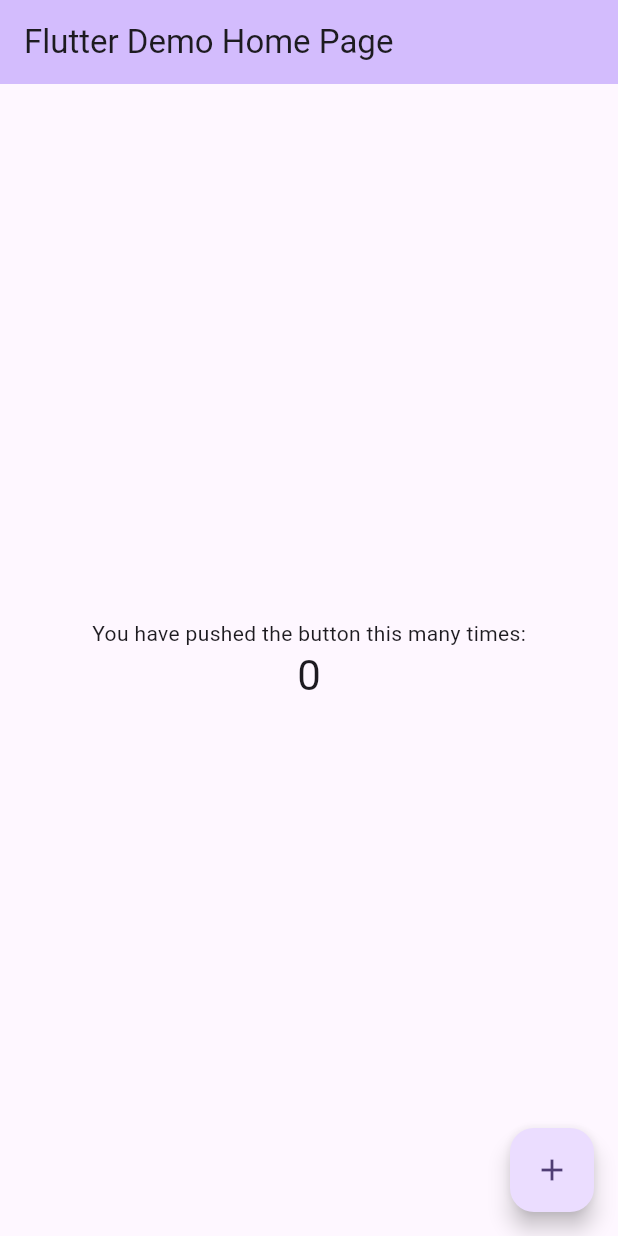
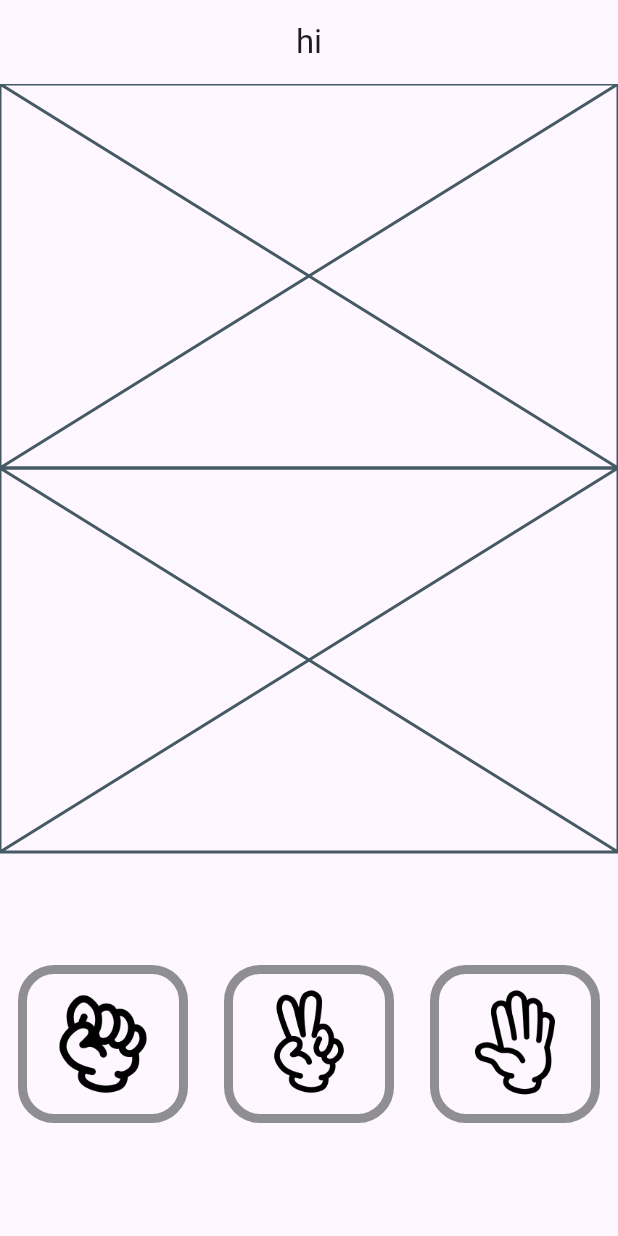
Before and after one commit to CodingVirus/Flutter_Study, a Flutter app: the screen it shows after launch, on a phone screen of 412 x 824 dp. Run offline on Flutter 3.47's test engine with Material 3 defaults, Android fonts, the phone set to English and light mode, and no system bars.

Commit message:
중간 커밋

```diff
--- /dev/null
+++ b/rsp_app/lib/game/enum.dart
@@ -0,0 +1,10 @@
+
+const assetPath = 'assets/images';
+
+enum InputType {
+  rock,
+  scissors,
+  paper;
+
+  String get path => '$assetPath/$name.png';
+}
--- /dev/null
+++ b/rsp_app/lib/game/game_body.dart
@@ -0,0 +1,49 @@
+import 'dart:math';
+import 'package:flutter/cupertino.dart';
+import 'package:rsp_app/game/widget/user_input.dart';
+import 'enum.dart';
+import 'widget/cpu_input.dart';
+import 'widget/game_result.dart';
+
+class GameBody extends StatefulWidget {
+  const GameBody({super.key});
+
+  @override
+  State<GameBody> createState() => _GameBodyState();
+}
+
+class _GameBodyState extends State<GameBody> {
+  late bool isDone;
+  late InputType? _userInput;
+  late InputType _cpuInput;
+
+  @override
+  void initState() {
+    super.initState();
+        isDone = false;
+        setCpuInput();
+  }
+
+  @override
+  Widget build(BuildContext context) {
+    return Column(
+      children: [
+        Expanded(child: CpuInput(isDone: isDone, cpuInput: _cpuInput)),
+        Expanded(child: GameResult(isDone: isDone)),
+        Expanded(child: UserInput(isDone: isDone, callback: setUserInput)),
+      ],
+    );
+  }
+
+  void setUserInput(InputType userInput) {
+    setState(() {
+      isDone = true;
+      _userInput = userInput;
+    });
+  }
+
+  void setCpuInput() {
+    final random = Random();
+    _cpuInput = InputType.values[random.nextInt(3)];
+  }
+}
--- /dev/null
+++ b/rsp_app/lib/game/widget/cpu_input.dart
@@ -0,0 +1,19 @@
+import 'package:flutter/cupertino.dart';
+import 'package:rsp_app/game/enum.dart';
+
+class CpuInput extends StatelessWidget {
+
+  final bool isDone;
+  final InputType cpuInput;
+
+  const CpuInput({
+    required this.isDone,
+    required this.cpuInput,
+    super.key
+  });
+
+  @override
+  Widget build(BuildContext context) {
+    return const Placeholder();
+  }
+}
--- /dev/null
+++ b/rsp_app/lib/game/widget/game_result.dart
@@ -0,0 +1,12 @@
+import 'package:flutter/cupertino.dart';
+
+class GameResult extends StatelessWidget {
+  final bool isDone;
+
+  const GameResult({required this.isDone, super.key});
+
+  @override
+  Widget build(BuildContext context) {
+    return const Placeholder();
+  }
+}
--- /dev/null
+++ b/rsp_app/lib/game/widget/input_card.dart
@@ -0,0 +1,45 @@
+import 'package:flutter/cupertino.dart';
+import 'package:flutter/material.dart';
+import 'package:rsp_app/game/enum.dart';
+
+class InputCard extends StatelessWidget {
+  final VoidCallback? callback;
+  final Widget child;
+
+  const InputCard({
+    required this.callback,
+    required this.child,
+    super.key,
+  });
+
+  @override
+  Widget build(BuildContext context) {
+    return Expanded(
+      child: InkWell(
+          onTap: () => callback?.call(),
+          child: InputContents(child: child)),
+    );
+  }
+}
+
+class InputContents extends StatelessWidget {
+  const InputContents({
+    super.key,
+    required this.child,
+  });
+
+  final Widget child;
+
+  @override
+  Widget build(BuildContext context) {
+    return Container(
+      margin: const EdgeInsets.symmetric(horizontal: 12, vertical: 8),
+      padding: const EdgeInsets.symmetric(horizontal: 12, vertical: 8),
+      decoration: BoxDecoration(
+        borderRadius: BorderRadius.circular(24),
+        border: Border.all(color: CupertinoColors.systemGrey, width: 6)
+      ),
+      child: child,
+    );
+  }
+}
--- /dev/null
+++ b/rsp_app/lib/game/widget/user_input.dart
@@ -0,0 +1,35 @@
+import 'package:flutter/cupertino.dart';
+import 'package:rsp_app/game/enum.dart';
+
+import 'input_card.dart';
+
+class UserInput extends StatelessWidget {
+  final bool isDone;
+  final Function(InputType) callback;
+
+  const UserInput({
+    required this.isDone,
+    required this.callback,
+    super.key
+  });
+
+  @override
+  Widget build(BuildContext context) {
+    if (isDone) {
+      return const Placeholder();
+    }
+
+    return Row(
+      children: _getInputs(callback),
+    );
+  }
+
+  List<Widget> _getInputs(Function(InputType) callback) {
+    return InputType.values.map((type) =>
+        Expanded(
+          child: InputCard(
+            child: Image.asset(type.path),
+            callback: () => callback.call(type),),
+        )).toList();
+  }
+}
--- a/rsp_app/lib/main.dart
+++ b/rsp_app/lib/main.dart
@@ -1,125 +1,23 @@
 import 'package:flutter/material.dart';
+import 'game/game_body.dart';
 
 void main() {
-  runApp(const MyApp());
+  runApp(const RSPApp());
 }
 
-class MyApp extends StatelessWidget {
-  const MyApp({super.key});
+class RSPApp extends StatelessWidget {
+  const RSPApp({super.key});
 
-  // This widget is the root of your application.
   @override
   Widget build(BuildContext context) {
     return MaterialApp(
-      title: 'Flutter Demo',
-      theme: ThemeData(
-        // This is the theme of your application.
-        //
-        // TRY THIS: Try running your application with "flutter run". You'll see
-        // the application has a purple toolbar. Then, without quitting the app,
-        // try changing the seedColor in the colorScheme below to Colors.green
-        // and then invoke "hot reload" (save your changes or press the "hot
-        // reload" button in a Flutter-supported IDE, or press "r" if you used
-        // the command line to start the app).
-        //
-        // Notice that the counter didn't reset back to zero; the application
-        // state is not lost during the reload. To reset the state, use hot
-        // restart instead.
-        //
-        // This works for code too, not just values: Most code changes can be
-        // tested with just a hot reload.
-        colorScheme: ColorScheme.fromSeed(seedColor: Colors.deepPurple),
-        useMaterial3: true,
+      home: Scaffold(
+        appBar: AppBar(
+          title: const Text('hi'),
+          centerTitle: true,
+        ),
+        body: const GameBody(),
       ),
-      home: const MyHomePage(title: 'Flutter Demo Home Page'),
     );
   }
 }
-
-class MyHomePage extends StatefulWidget {
-  const MyHomePage({super.key, required this.title});
-
-  // This widget is the home page of your application. It is stateful, meaning
-  // that it has a State object (defined below) that contains fields that affect
-  // how it looks.
-
-  // This class is the configuration for the state. It holds the values (in this
-  // case the title) provided by the parent (in this case the App widget) and
-  // used by the build method of the State. Fields in a Widget subclass are
-  // always marked "final".
-
-  final String title;
-
-  @override
-  State<MyHomePage> createState() => _MyHomePageState();
-}
-
-class _MyHomePageState extends State<MyHomePage> {
-  int _counter = 0;
-
-  void _incrementCounter() {
-    setState(() {
-      // This call to setState tells the Flutter framework that something has
-      // changed in this State, which causes it to rerun the build method below
-      // so that the display can reflect the updated values. If we changed
-      // _counter without calling setState(), then the build method would not be
-      // called again, and so nothing would appear to happen.
-      _counter++;
-    });
-  }
-
-  @override
-  Widget build(BuildContext context) {
-    // This method is rerun every time setState is called, for instance as done
-    // by the _incrementCounter method above.
-    //
-    // The Flutter framework has been optimized to make rerunning build methods
-    // fast, so that you can just rebuild anything that needs updating rather
-    // than having to individually change instances of widgets.
-    return Scaffold(
-      appBar: AppBar(
-        // TRY THIS: Try changing the color here to a specific color (to
-        // Colors.amber, perhaps?) and trigger a hot reload to see the AppBar
-        // change color while the other colors stay the same.
-        backgroundColor: Theme.of(context).colorScheme.inversePrimary,
-        // Here we take the value from the MyHomePage object that was created by
-        // the App.build method, and use it to set our appbar title.
-        title: Text(widget.title),
-      ),
-      body: Center(
-        // Center is a layout widget. It takes a single child and positions it
-        // in the middle of the parent.
-        child: Column(
-          // Column is also a layout widget. It takes a list of children and
-          // arranges them vertically. By default, it sizes itself to fit its
-          // children horizontally, and tries to be as tall as its parent.
-          //
-          // Column has various properties to control how it sizes itself and
-          // how it positions its children. Here we use mainAxisAlignment to
-          // center the children vertically; the main axis here is the vertical
-          // axis because Columns are vertical (the cross axis would be
-          // horizontal).
-          //
-          // TRY THIS: Invoke "debug painting" (choose the "Toggle Debug Paint"
-          // action in the IDE, or press "p" in the console), to see the
-          // wireframe for each widget.
-          mainAxisAlignment: MainAxisAlignment.center,
-          children: <Widget>[
-            const Text(
-              'You have pushed the button this many times:',
-            ),
-            Text(
-              '$_counter',
-              style: Theme.of(context).textTheme.headlineMedium,
-            ),
-          ],
-        ),
-      ),
-      floatingActionButton: FloatingActionButton(
-        onPressed: _incrementCounter,
-        tooltip: 'Increment',
-        child: const Icon(Icons.add),
-      ), // This trailing comma makes auto-formatting nicer for build methods.
-    );
-  }
-}
--- a/rsp_app/pubspec.yaml
+++ b/rsp_app/pubspec.yaml
@@ -59,9 +59,8 @@
   uses-material-design: true
 
   # To add assets to your application, add an assets section, like this:
-  # assets:
-  #   - images/a_dot_burr.jpeg
-  #   - images/a_dot_ham.jpeg
+  assets:
+    - assets/images/
 
   # An image asset can refer to one or more resolution-specific "variants", see
   # https://flutter.dev/assets-and-images/#resolution-aware
```
Also changed, not shown: rsp_app/assets/images/paper.png (added), rsp_app/assets/images/rock.png (added), rsp_app/assets/images/scissors.png (added), 1 other file.
